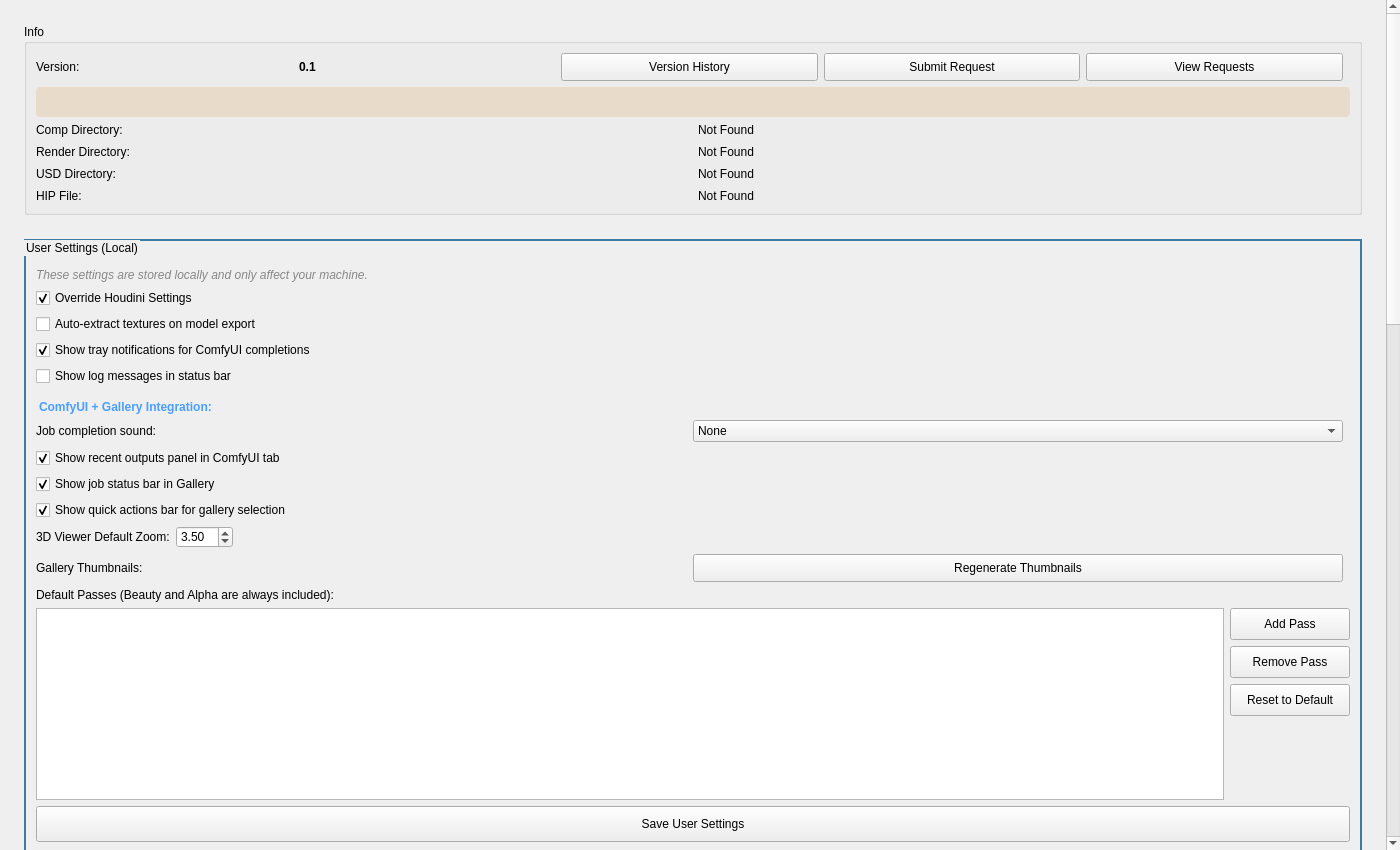
Old version of the form resources/ui/tabs/settings.ui in the repository cpt-cabbage/luma_tools.
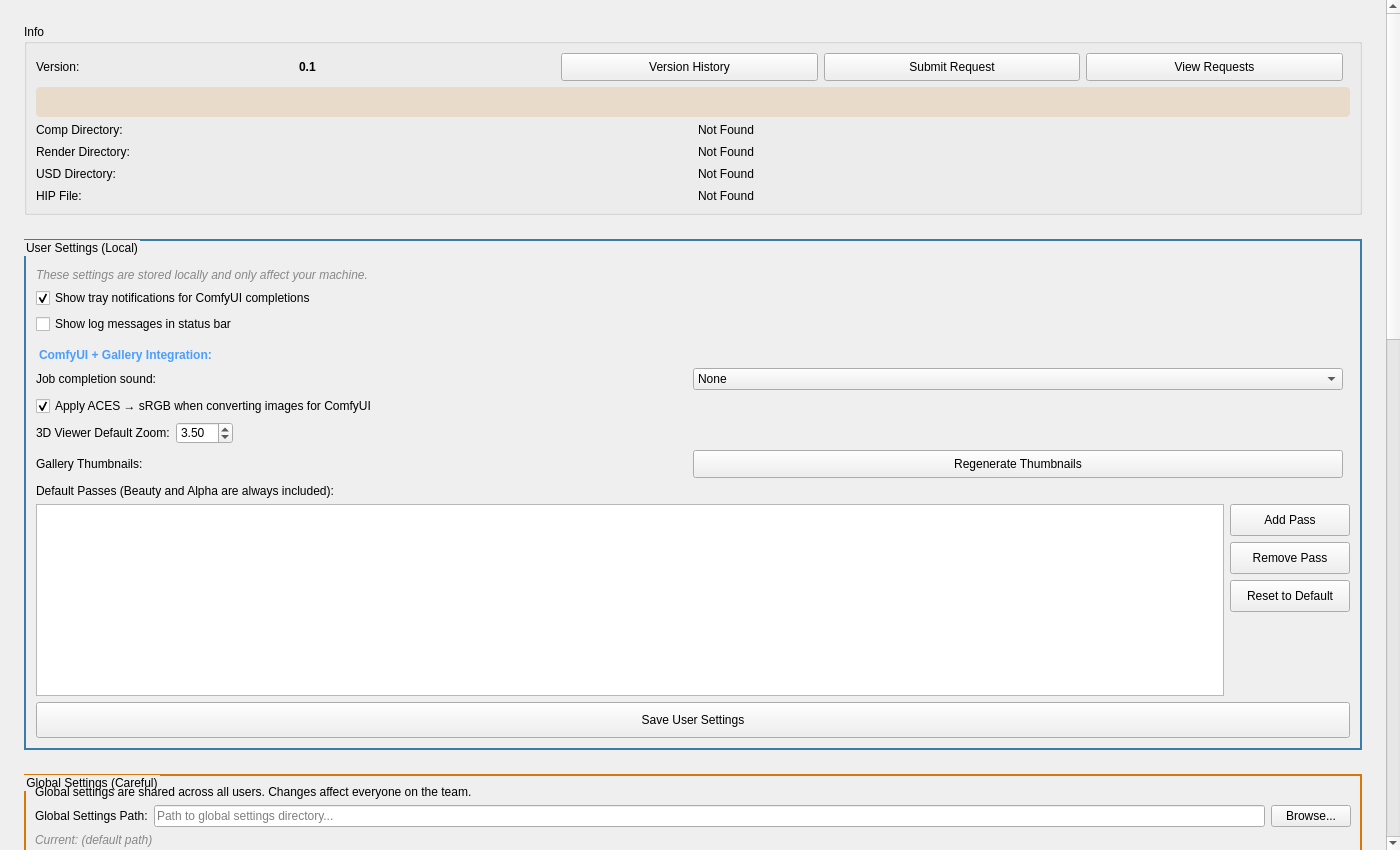
New version of the form.

Commit message: Clean up unused Gallery job status bar and stale settings                                                                                                                        Gallery:   - Remove JobStatusBar widget and all job event subscriptions (submitted, progress, completed, failed,   all_completed)   - Keep only job_output_ready subscription for refresh triggers   - Delete job_status_bar.py module entirely

Diff of the .ui file:
```diff
--- a/resources/ui/tabs/settings.ui
+++ b/resources/ui/tabs/settings.ui
@@ -266,32 +266,6 @@
             </property>
            </widget>
           </item>
-          <item>
-           <widget class="QCheckBox" name="OverrideHou">
-            <property name="toolTip">
-             <string>If enabled, your settings will override the 3D Artist's Houdini settings</string>
-            </property>
-            <property name="text">
-             <string>Override Houdini Settings</string>
-            </property>
-            <property name="checked">
-             <bool>true</bool>
-            </property>
-           </widget>
-          </item>
-          <item>
-           <widget class="QCheckBox" name="AutoExtractTextures">
-            <property name="toolTip">
-             <string>Automatically extract textures to a 'textures' folder when exporting 3D models from the gallery</string>
-            </property>
-            <property name="text">
-             <string>Auto-extract textures on model export</string>
-            </property>
-            <property name="checked">
-             <bool>false</bool>
-            </property>
-           </widget>
-          </item>
           <item>
            <widget class="QCheckBox" name="ShowTrayNotifications">
             <property name="toolTip">
@@ -377,33 +351,7 @@
              <string>Show a preview panel of recent outputs at the bottom of the ComfyUI tab</string>
             </property>
             <property name="text">
-             <string>Show recent outputs panel in ComfyUI tab</string>
-            </property>
-            <property name="checked">
-             <bool>true</bool>
-            </property>
-           </widget>
-          </item>
-          <item>
-           <widget class="QCheckBox" name="GalleryShowJobStatus">
-            <property name="toolTip">
-             <string>Show a status bar in Gallery when ComfyUI jobs are running</string>
-            </property>
-            <property name="text">
-             <string>Show job status bar in Gallery</string>
-            </property>
-            <property name="checked">
-             <bool>true</bool>
-            </property>
-           </widget>
-          </item>
-          <item>
-           <widget class="QCheckBox" name="GalleryShowQuickActions">
-            <property name="toolTip">
-             <string>Show quick action bar when images are selected in Gallery (Use in ComfyUI, Copy Prompt, etc.)</string>
-            </property>
-            <property name="text">
-             <string>Show quick actions bar for gallery selection</string>
+             <string>Apply ACES → sRGB when converting images for ComfyUI</string>
             </property>
             <property name="checked">
              <bool>true</bool>
```
Left out of the diff: 4 changed lines with no effect on the pictures. The commit also changes 10 other files.
